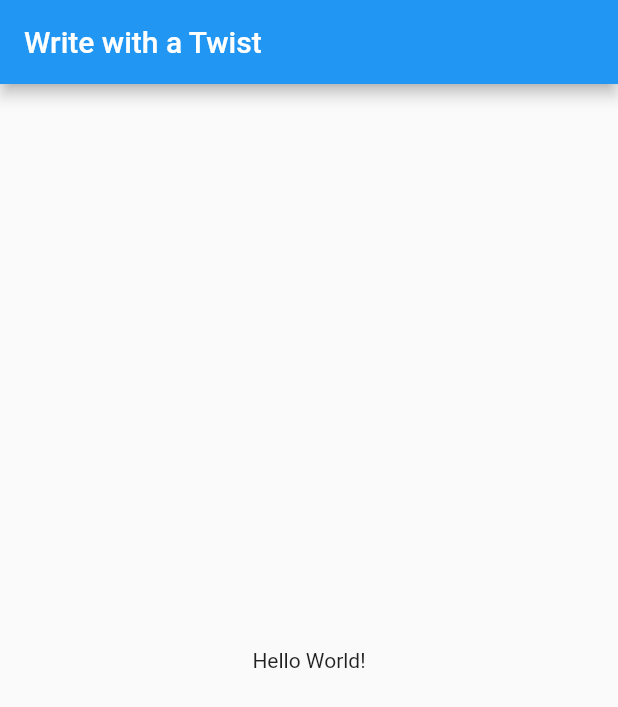
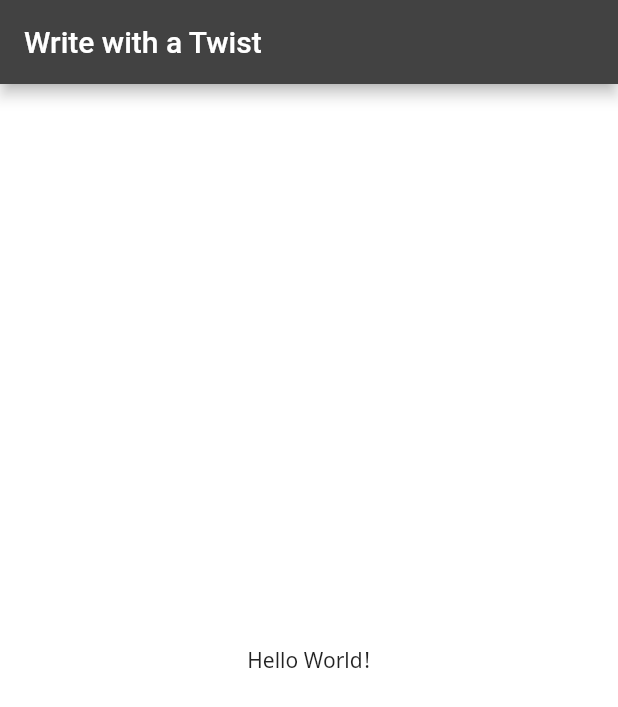
Before and after one commit to pandacorps/twist, a Flutter app: the screen it shows after launch, on a phone screen of 412 x 824 dp. Shown: the top 707 px of the screen. Run offline on Flutter 3.47's test engine with Material 2 defaults, Android fonts, the light colour scheme and no system bars.

Commit message:
feat(#17): theming (#18)
Co-authored-by: Trevor Huey <thuey100@gmail.com>

```diff
--- a/lib/main.dart
+++ b/lib/main.dart
@@ -9,13 +9,24 @@ class MyApp extends StatelessWidget {
   Widget build(BuildContext context) {
     return MaterialApp(
       title: 'Twist',
-      theme: ThemeData(
-        primarySwatch: Colors.blue,
-        // This makes the visual density adapt to the platform that you run
-        // the app on. For desktop platforms, the controls will be smaller and
-        // closer together (more dense) than on mobile platforms.
-        visualDensity: VisualDensity.adaptivePlatformDensity,
-      ),
+      theme: ThemeData.from(
+          colorScheme: const ColorScheme(
+              primary: Color(0xff424242),
+              primaryVariant: Color(0xff1b1b1b),
+              secondary: Color(0xffab47bc),
+              secondaryVariant: Color(0xff790e8b),
+              surface: Color(0xffffffff),
+              background: Color(0xffffffff),
+              error: Color(0xbff00020),
+              onPrimary: Color(0xffffffff),
+              onSecondary: Color(0xffffffff),
+              onSurface: Color(0xff000000),
+              onBackground: Color(0xff000000),
+              onError: Color(0xffffffff),
+              brightness: Brightness.light),
+          textTheme: Theme.of(context).textTheme.merge(const TextTheme(
+              bodyText1: TextStyle(fontFamily: 'NotoSans'),
+              bodyText2: TextStyle(fontFamily: 'NotoSans')))),
       home: const HomePage(title: 'Write with a Twist'),
     );
   }
```
Also changed, not shown: pubspec.yaml (+11 -19 lines), fonts/NotoSans-Bold.ttf (added), fonts/NotoSans-BoldItalic.ttf (added), fonts/NotoSans-Italic.ttf (added), fonts/NotoSans-Regular.ttf (added).
